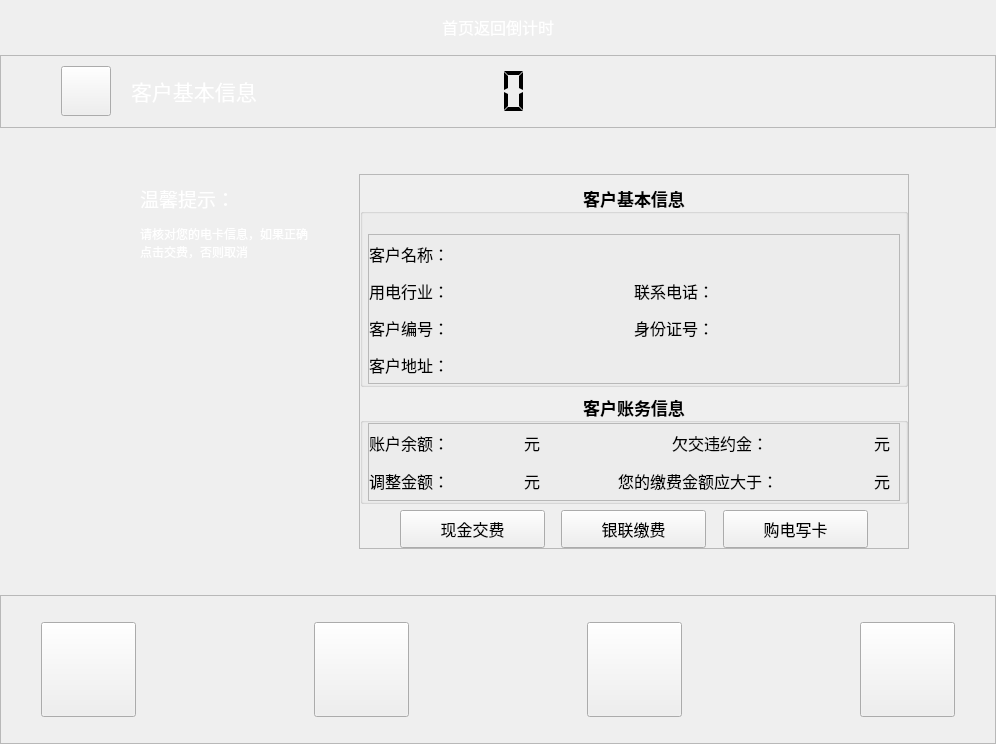
Old version of the form msgconfirm.ui in the repository along-wds/jiaofeiji_ykgl.
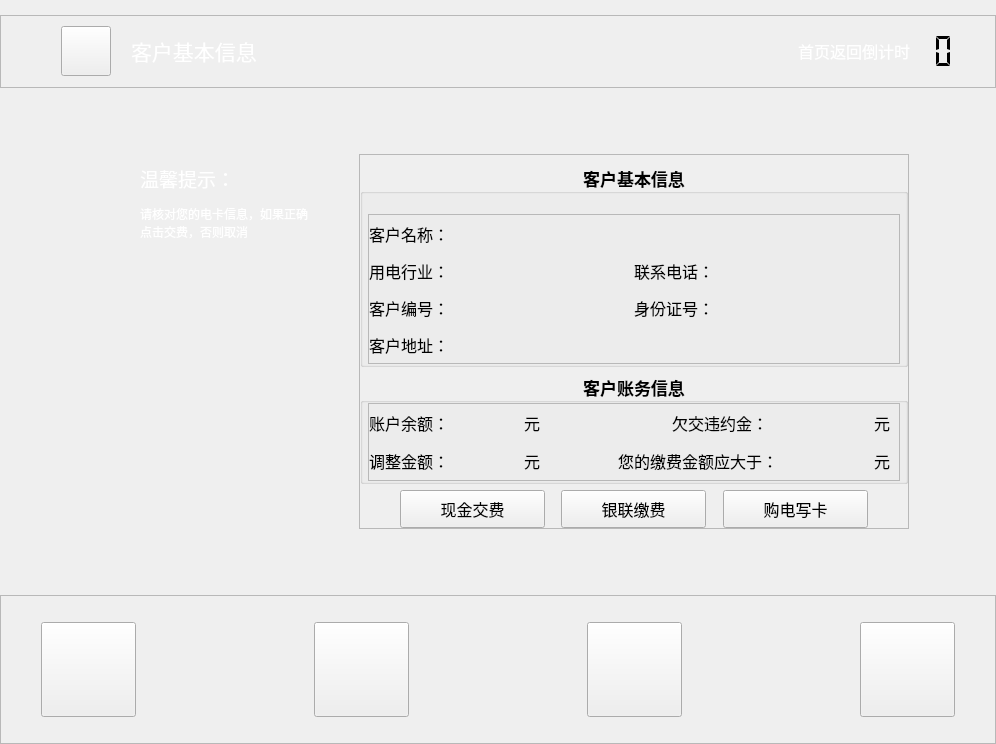
New version of the form. Icons and pictures are not drawn.

What changed in the file:
```diff
--- a/msgconfirm.ui
+++ b/msgconfirm.ui
@@ -30,82 +30,20 @@
     <number>0</number>
    </property>
    <item>
-    <layout class="QHBoxLayout" name="horizontalLayout_22">
-     <item>
-      <spacer name="horizontalSpacer_18">
-       <property name="orientation">
-        <enum>Qt::Horizontal</enum>
-       </property>
-       <property name="sizeHint" stdset="0">
-        <size>
-         <width>40</width>
-         <height>20</height>
-        </size>
-       </property>
-      </spacer>
-     </item>
-     <item>
-      <spacer name="verticalSpacer_9">
-       <property name="orientation">
-        <enum>Qt::Vertical</enum>
-       </property>
-       <property name="sizeType">
-        <enum>QSizePolicy::Fixed</enum>
-       </property>
-       <property name="sizeHint" stdset="0">
-        <size>
-         <width>20</width>
-         <height>55</height>
-        </size>
-       </property>
-      </spacer>
-     </item>
-     <item>
-      <widget class="QLabel" name="label">
-       <property name="font">
-        <font>
-         <family>微软雅黑</family>
-         <pointsize>12</pointsize>
-        </font>
-       </property>
-       <property name="text">
-        <string>&lt;html&gt;&lt;head/&gt;&lt;body&gt;&lt;p&gt;&lt;span style=&quot; color:#ffffff;&quot;&gt;首页返回倒计时&lt;/span&gt;&lt;/p&gt;&lt;/body&gt;&lt;/html&gt;</string>
-       </property>
-      </widget>
-     </item>
-     <item>
-      <spacer name="verticalSpacer_3">
-       <property name="orientation">
-        <enum>Qt::Vertical</enum>
-       </property>
-       <property name="sizeType">
-        <enum>QSizePolicy::Fixed</enum>
-       </property>
-       <property name="sizeHint" stdset="0">
-        <size>
-         <width>20</width>
-         <height>55</height>
-        </size>
-       </property>
-      </spacer>
-     </item>
-     <item>
-      <spacer name="horizontalSpacer_16">
-       <property name="orientation">
-        <enum>Qt::Horizontal</enum>
-       </property>
-       <property name="sizeType">
-        <enum>QSizePolicy::Expanding</enum>
-       </property>
-       <property name="sizeHint" stdset="0">
-        <size>
-         <width>15</width>
-         <height>20</height>
-        </size>
-       </property>
-      </spacer>
-     </item>
-    </layout>
+    <spacer name="verticalSpacer">
+     <property name="orientation">
+      <enum>Qt::Vertical</enum>
+     </property>
+     <property name="sizeType">
+      <enum>QSizePolicy::Fixed</enum>
+     </property>
+     <property name="sizeHint" stdset="0">
+      <size>
+       <width>20</width>
+       <height>15</height>
+      </size>
+     </property>
+    </spacer>
    </item>
    <item>
     <widget class="QFrame" name="frame_3">
@@ -232,7 +170,7 @@
        </widget>
       </item>
       <item>
-       <spacer name="horizontalSpacer">
+       <spacer name="horizontalSpacer_15">
         <property name="orientation">
          <enum>Qt::Horizontal</enum>
         </property>
@@ -244,6 +182,19 @@
         </property>
        </spacer>
       </item>
+      <item>
+       <widget class="QLabel" name="label">
+        <property name="font">
+         <font>
+          <family>微软雅黑</family>
+          <pointsize>12</pointsize>
+         </font>
+        </property>
+        <property name="text">
+         <string>&lt;html&gt;&lt;head/&gt;&lt;body&gt;&lt;p&gt;&lt;span style=&quot; color:#ffffff;&quot;&gt;首页返回倒计时&lt;/span&gt;&lt;/p&gt;&lt;/body&gt;&lt;/html&gt;</string>
+        </property>
+       </widget>
+      </item>
       <item>
        <widget class="QLCDNumber" name="lcdNumber">
         <property name="sizePolicy">
@@ -254,20 +205,20 @@
         </property>
         <property name="minimumSize">
          <size>
-          <width>120</width>
+          <width>50</width>
           <height>50</height>
          </size>
         </property>
         <property name="maximumSize">
          <size>
-          <width>120</width>
+          <width>50</width>
           <height>50</height>
          </size>
         </property>
         <property name="font">
          <font>
           <family>微软雅黑</family>
-          <pointsize>5</pointsize>
+          <pointsize>12</pointsize>
          </font>
         </property>
         <property name="layoutDirection">
@@ -286,7 +237,7 @@
          <enum>QFrame::Plain</enum>
         </property>
         <property name="lineWidth">
-         <number>1</number>
+         <number>0</number>
         </property>
         <property name="midLineWidth">
          <number>0</number>
@@ -303,7 +254,7 @@
        </widget>
       </item>
       <item>
-       <spacer name="verticalSpacer">
+       <spacer name="verticalSpacer_12">
         <property name="orientation">
          <enum>Qt::Vertical</enum>
         </property>
@@ -319,48 +270,7 @@
        </spacer>
       </item>
       <item>
-       <spacer name="horizontalSpacer_15">
-        <property name="orientation">
-         <enum>Qt::Horizontal</enum>
-        </property>
-        <property name="sizeHint" stdset="0">
-         <size>
-          <width>249</width>
-          <height>20</height>
-         </size>
-        </property>
-       </spacer>
-      </item>
-      <item>
-       <widget class="QLabel" name="label_20">
-        <property name="sizePolicy">
-         <sizepolicy hsizetype="Fixed" vsizetype="Fixed">
-          <horstretch>0</horstretch>
-          <verstretch>0</verstretch>
-         </sizepolicy>
-        </property>
-        <property name="minimumSize">
-         <size>
-          <width>168</width>
-          <height>69</height>
-         </size>
-        </property>
-        <property name="maximumSize">
-         <size>
-          <width>168</width>
-          <height>69</height>
-         </size>
-        </property>
-        <property name="styleSheet">
-         <string notr="true">border-image: url(:/image/picture/qietu/95598.png);</string>
-        </property>
-        <property name="text">
-         <string/>
-        </property>
-       </widget>
-      </item>
-      <item>
-       <spacer name="horizontalSpacer_5">
+       <spacer name="horizontalSpacer_16">
         <property name="orientation">
          <enum>Qt::Horizontal</enum>
         </property>
@@ -369,7 +279,7 @@
         </property>
         <property name="sizeHint" stdset="0">
          <size>
-          <width>60</width>
+          <width>15</width>
           <height>20</height>
          </size>
         </property>
@@ -402,7 +312,7 @@
         <enum>Qt::Horizontal</enum>
        </property>
        <property name="sizeType">
-        <enum>QSizePolicy::Fixed</enum>
+        <enum>QSizePolicy::Expanding</enum>
        </property>
        <property name="sizeHint" stdset="0">
         <size>
```
Left out of the diff: 8 changed lines with no effect on the pictures.
